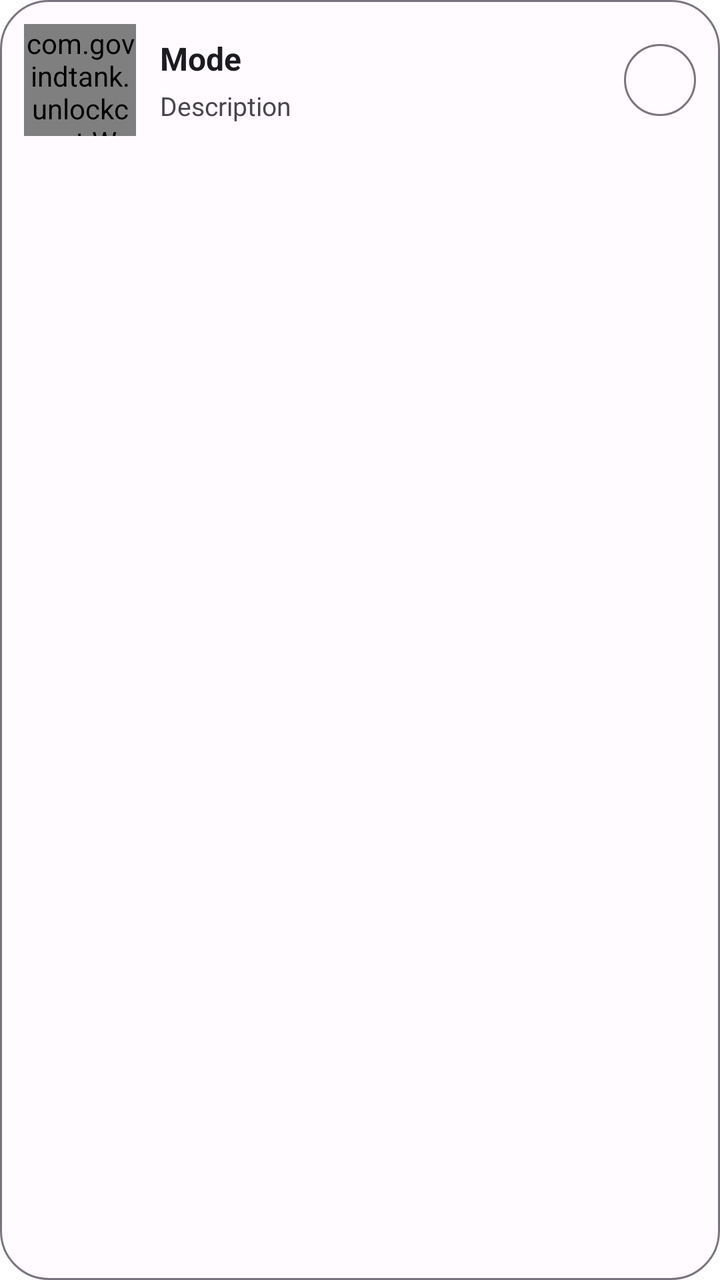
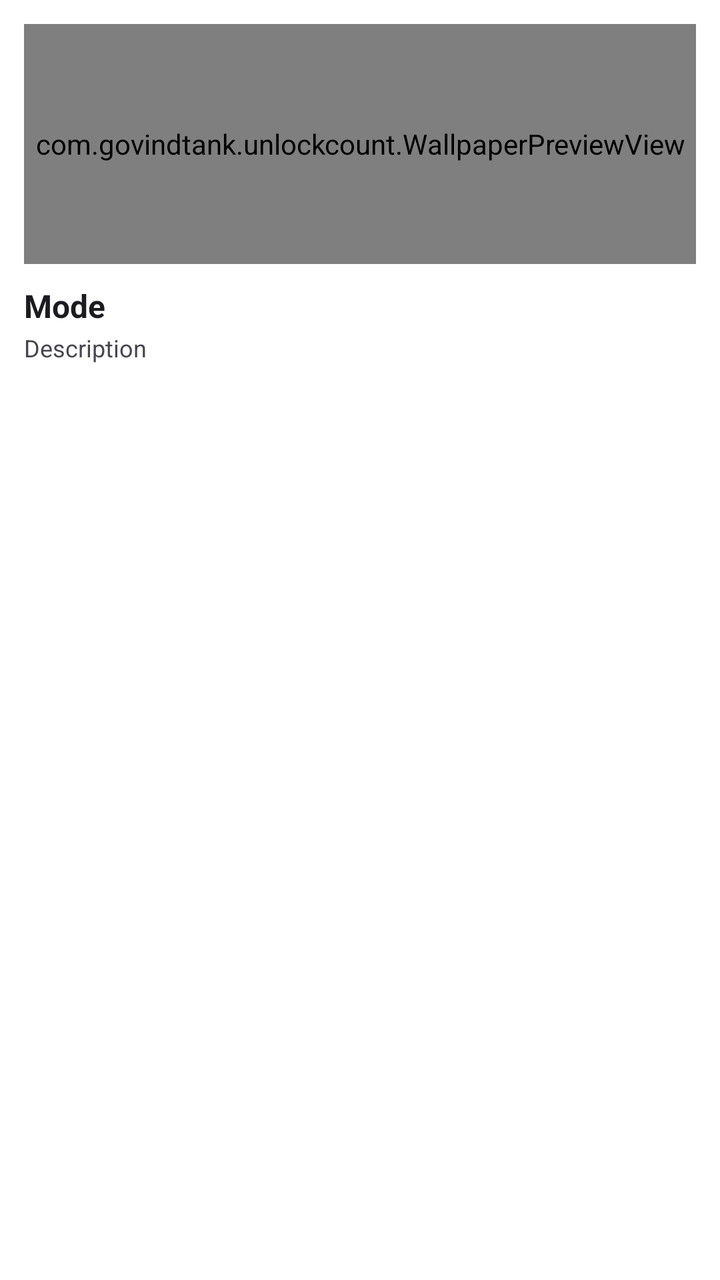

Two renders of the same Android screen: before a commit and after it. Below are the layout's source before the change and the commit's diff.
<!-- AndroidManifest.xml: application theme AppTheme -->
<!-- res/layout/item_mode.xml -->
<?xml version="1.0" encoding="utf-8"?>
<FrameLayout xmlns:android="http://schemas.android.com/apk/res/android"
    android:layout_width="match_parent"
    android:layout_height="wrap_content"
    android:background="@drawable/bg_rounded_card"
    android:layout_marginBottom="10dp"
    android:layout_marginHorizontal="4dp"
    android:layout_marginEnd="16dp">

    <LinearLayout
        android:layout_width="match_parent"
        android:layout_height="wrap_content"
        android:orientation="horizontal"
        android:gravity="center_vertical"
        android:padding="12dp">

        <com.govindtank.unlockcount.WallpaperPreviewView
            android:id="@+id/preview"
            android:layout_width="56dp"
            android:layout_height="56dp"
            android:layout_marginEnd="12dp" />

        <LinearLayout
            android:layout_width="0dp"
            android:layout_height="wrap_content"
            android:layout_weight="1"
            android:orientation="vertical">

            <TextView
                android:id="@+id/tvTitle"
                android:layout_width="wrap_content"
                android:layout_height="wrap_content"
                android:text="Mode"
                android:textSize="16sp"
                android:textStyle="bold"
                android:textColor="?attr/colorOnSurface" />

            <TextView
                android:id="@+id/tvDesc"
                android:layout_width="wrap_content"
                android:layout_height="wrap_content"
                android:text="Description"
                android:textSize="13sp"
                android:textColor="?attr/colorOnSurfaceVariant"
                android:layout_marginTop="4dp" />
        </LinearLayout>

        <View
            android:layout_width="36dp"
            android:layout_height="36dp"
            android:id="@+id/colorDot"
            android:background="@drawable/bg_rounded_card"
            android:layout_marginStart="8dp" />
    </LinearLayout>
</FrameLayout>
<!-- resources referenced by this layout -->
<resources>
  <!-- drawable bg_rounded_card (drawable) -->
  <?xml version="1.0" encoding="utf-8"?>
  <shape xmlns:android="http://schemas.android.com/apk/res/android"
      android:shape="rectangle">
      <solid android:color="?attr/colorSurface" />
      <corners android:radius="24dp" />
      <stroke android:width="1dp" android:color="?attr/colorOutline" />
  </shape>
  <style name="AppTheme" parent="Theme.MaterialComponents.DayNight.NoActionBar">
          <item name="colorPrimary">@color/colorPrimary</item>
          <item name="colorOnPrimary">@color/colorOnPrimary</item>
          <item name="colorPrimaryContainer">@color/colorPrimaryContainer</item>
          <item name="colorOnPrimaryContainer">@color/colorOnPrimaryContainer</item>
          <item name="colorSurface">@color/background</item>
          <item name="colorOnSurface">@color/onSurface</item>
          <item name="colorSurfaceVariant">@color/surfaceVariant</item>
          <item name="colorOnSurfaceVariant">@color/onSurfaceVariant</item>
          <item name="colorOutline">@color/outline</item>
          <item name="android:statusBarColor">@android:color/transparent</item>
          <item name="android:windowLightStatusBar">false</item>
      </style>
  <color name="colorPrimary">#6750A4</color>
  <color name="colorOnPrimary">#FFFFFF</color>
  <color name="colorPrimaryContainer">#EADDFF</color>
  <color name="colorOnPrimaryContainer">#21005D</color>
  <color name="background">#FFFBFE</color>
  <color name="onSurface">#1C1B1F</color>
  <color name="surfaceVariant">#E7E0EC</color>
  <color name="onSurfaceVariant">#49454F</color>
  <color name="outline">#79747E</color>
</resources>

<!-- the commit's change to res/layout/item_mode.xml (unified diff, before → after) -->
@@ -2,54 +2,42 @@
 <FrameLayout xmlns:android="http://schemas.android.com/apk/res/android"
     android:layout_width="match_parent"
     android:layout_height="wrap_content"
-    android:background="@drawable/bg_rounded_card"
-    android:layout_marginBottom="10dp"
+    android:background="@drawable/bg_glass_card"
+    android:layout_marginBottom="12dp"
     android:layout_marginHorizontal="4dp"
-    android:layout_marginEnd="16dp">
+    android:layout_marginEnd="8dp"
+    android:foreground="?attr/selectableItemBackground"
+    android:clickable="true"
+    android:focusable="true">
 
     <LinearLayout
         android:layout_width="match_parent"
         android:layout_height="wrap_content"
-        android:orientation="horizontal"
-        android:gravity="center_vertical"
+        android:orientation="vertical"
         android:padding="12dp">
 
         <com.govindtank.unlockcount.WallpaperPreviewView
             android:id="@+id/preview"
-            android:layout_width="56dp"
-            android:layout_height="56dp"
-            android:layout_marginEnd="12dp" />
+            android:layout_width="match_parent"
+            android:layout_height="120dp"
+            android:layout_marginBottom="10dp" />
 
-        <LinearLayout
-            android:layout_width="0dp"
+        <TextView
+            android:id="@+id/tvTitle"
+            android:layout_width="wrap_content"
             android:layout_height="wrap_content"
-            android:layout_weight="1"
-            android:orientation="vertical">
+            android:text="Mode"
+            android:textSize="16sp"
+            android:textStyle="bold"
+            android:textColor="?attr/colorOnSurface" />
 
-            <TextView
-                android:id="@+id/tvTitle"
-                android:layout_width="wrap_content"
-                android:layout_height="wrap_content"
-                android:text="Mode"
-                android:textSize="16sp"
-                android:textStyle="bold"
-                android:textColor="?attr/colorOnSurface" />
-
-            <TextView
-                android:id="@+id/tvDesc"
-                android:layout_width="wrap_content"
-                android:layout_height="wrap_content"
-                android:text="Description"
-                android:textSize="13sp"
-                android:textColor="?attr/colorOnSurfaceVariant"
-                android:layout_marginTop="4dp" />
-        </LinearLayout>
-
-        <View
-            android:layout_width="36dp"
-            android:layout_height="36dp"
-            android:id="@+id/colorDot"
-            android:background="@drawable/bg_rounded_card"
-            android:layout_marginStart="8dp" />
+        <TextView
+            android:id="@+id/tvDesc"
+            android:layout_width="wrap_content"
+            android:layout_height="wrap_content"
+            android:text="Description"
+            android:textSize="12sp"
+            android:textColor="?attr/colorOnSurfaceVariant"
+            android:layout_marginTop="2dp" />
     </LinearLayout>
 </FrameLayout>
<!-- resource entries referenced after the edit -->
@@ -1,12 +1,12 @@
 <!-- resources referenced by this layout -->
 <resources>
-  <!-- drawable bg_rounded_card (drawable) -->
+  <!-- drawable bg_glass_card (drawable) -->
   <?xml version="1.0" encoding="utf-8"?>
   <shape xmlns:android="http://schemas.android.com/apk/res/android"
       android:shape="rectangle">
-      <solid android:color="?attr/colorSurface" />
-      <corners android:radius="24dp" />
-      <stroke android:width="1dp" android:color="?attr/colorOutline" />
+      <solid android:color="#1EFFFFFF" />
+      <corners android:radius="20dp" />
+      <stroke android:width="1dp" android:color="#33FFFFFF" />
   </shape>
   <style name="AppTheme" parent="Theme.MaterialComponents.DayNight.NoActionBar">
           <item name="colorPrimary">@color/colorPrimary</item>
